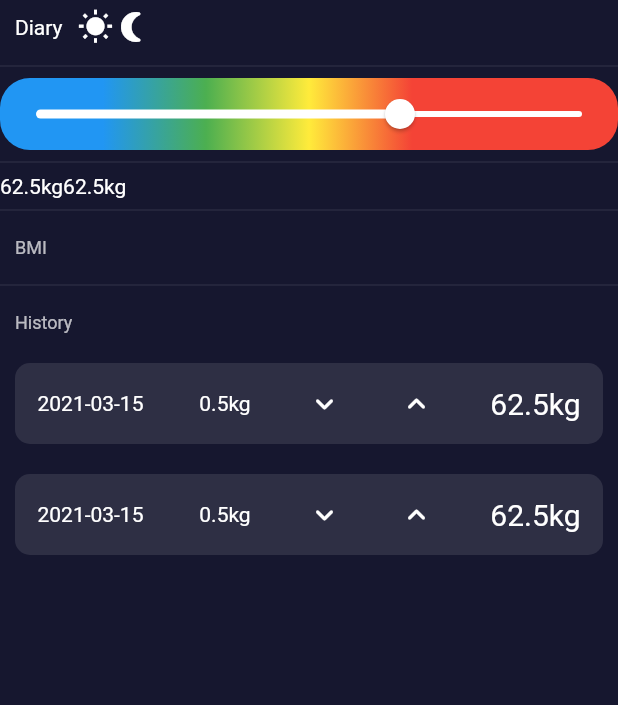
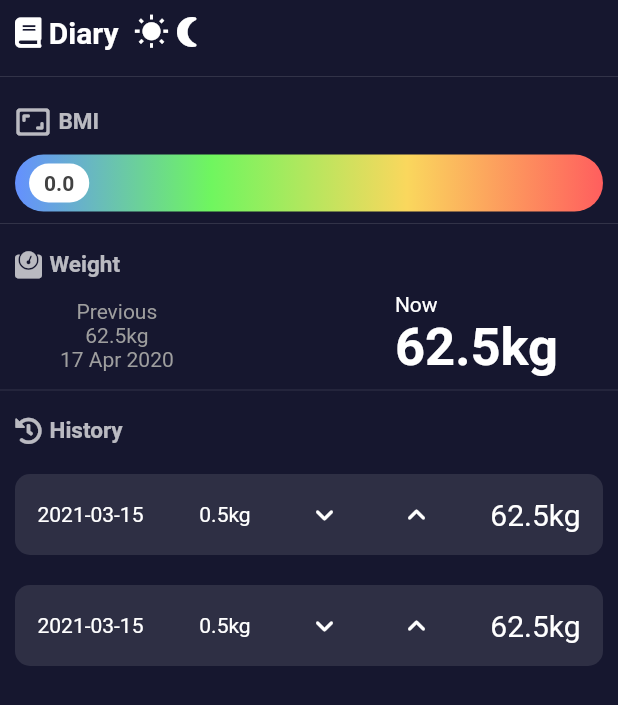
Before and after one commit to biryang/weight-diary, a Flutter app: the MainScreen widget shown alone on an empty page, opened directly, on a phone screen of 412 x 824 dp. Shown: the top 705 px of the screen. Run offline on Flutter 3.47's test engine with Material 2 defaults, Android fonts, the phone set to English and light mode, and no system bars; our stand-ins replace fl_chart, font_awesome_flutter.

Commit message:
main 화면 배치

```diff
--- /dev/null
+++ b/lib/components/bmi_slider.dart
@@ -0,0 +1,83 @@
+import 'package:flutter/material.dart';
+
+class BmiSlider extends StatelessWidget {
+  double value = 0;
+  int left = 1;
+  int right = 100;
+
+  @override
+  Widget build(BuildContext context) {
+    return Padding(
+      padding: EdgeInsets.only(left: 10, right: 10),
+      child: Container(
+        decoration: BoxDecoration(
+          borderRadius: BorderRadius.circular(50),
+          gradient: LinearGradient(
+            colors: [
+              Color(0xff6490ff),
+              Color(0xff6ff65f),
+              Color(0xfffad75d),
+              Color(0xffff5e5e),
+            ],
+          ),
+        ),
+        child: Padding(
+          padding: EdgeInsets.all(6),
+          child: Row(
+            children: [
+              Expanded(
+                flex: left,
+                child: SizedBox(),
+              ),
+              Container(
+                padding: EdgeInsets.only(
+                  top: 5,
+                  bottom: 5,
+                  left: 10,
+                  right: 10,
+                ),
+                decoration: BoxDecoration(
+                  borderRadius: BorderRadius.circular(50),
+                  color: Colors.white,
+                ),
+                child: Text(
+                  '$value',
+                  style: TextStyle(
+                      color: Colors.grey[800], fontWeight: FontWeight.w700),
+                ),
+              ),
+              Expanded(
+                flex: right,
+                child: SizedBox(),
+              ),
+            ],
+          ),
+        ),
+      ),
+    );
+  }
+}
+
+// SliderTheme(
+// data: SliderTheme.of(context).copyWith(
+// activeTrackColor: Colors.white.withOpacity(1),
+// thumbColor: Colors.black,
+// inactiveTrackColor: Colors.white.withOpacity(.4),
+// trackHeight: 4.0,
+// overlayColor: Colors.white.withOpacity(.4),
+// valueIndicatorColor: Colors.white,
+// activeTickMarkColor: Colors.white,
+// inactiveTickMarkColor: Colors.red.withOpacity(.7),
+// thumbShape: CustomSliderThumbRect(
+// max: 10,
+// min: 0,
+// thumbHeight: 50,
+// thumbRadius: 10,
+// ),
+// ),
+// child: Slider(
+// value: 5,
+// max: 10,
+// onChanged: (value) {},
+// ),
+// )
--- /dev/null
+++ b/lib/components/custom_floating.dart
@@ -0,0 +1,21 @@
+import 'package:flutter/material.dart';
+
+class CustomFloating extends StatelessWidget {
+  @override
+  Widget build(BuildContext context) {
+    return TextButton.icon(
+      icon: Icon(
+        Icons.add,
+        size: 20,
+      ),
+      label: Text('New Diary'),
+      style: TextButton.styleFrom(
+          primary: Colors.black,
+          backgroundColor: Color(0xff1afdd4),
+          textStyle: TextStyle(
+            fontWeight: FontWeight.bold,
+          )),
+      onPressed: () {},
+    );
+  }
+}
--- a/lib/main.dart
+++ b/lib/main.dart
@@ -1,4 +1,6 @@
 import 'package:flutter/material.dart';
+import 'package:weight_diary/components/custom_floating.dart';
+import 'package:weight_diary/screens/add_screen.dart';
 import 'package:weight_diary/screens/main_screen.dart';
 
 void main() {
@@ -12,7 +14,11 @@ class MyApp extends StatelessWidget {
       theme: ThemeData.dark(),
       home: SafeArea(
         child: Material(
-          child: MainScreen(),
+          child: Scaffold(
+            body: AddScreen(),
+            floatingActionButton: CustomFloating(),
+            floatingActionButtonLocation: FloatingActionButtonLocation.centerFloat,
+          ),
         ),
       ),
     );
--- a/lib/screens/main_screen.dart
+++ b/lib/screens/main_screen.dart
@@ -1,5 +1,8 @@
+import 'package:flutter/cupertino.dart';
 import 'package:flutter/material.dart';
+import 'package:weight_diary/components/bmi_slider.dart';
 import 'package:weight_diary/components/history_card.dart';
+import 'package:font_awesome_flutter/font_awesome_flutter.dart';
 
 class MainScreen extends StatelessWidget {
   double _value = 40.0;
@@ -15,65 +18,140 @@ class MainScreen extends StatelessWidget {
             children: [
               Padding(
                 padding: EdgeInsets.all(10),
-                child: Text('Diary'),
+                child: Row(
+                  children: [
+                    FaIcon(
+                      FontAwesomeIcons.book,
+                      size: 20,
+                    ),
+                    SizedBox(
+                      width: 5,
+                    ),
+                    Text(
+                      'Diary',
+                      style: TextStyle(
+                          fontSize: 20,
+                          fontWeight: FontWeight.bold),
+                    ),
+                  ],
+                ),
               ),
               Icon(Icons.wb_sunny),
               Icon(Icons.nightlight_round),
             ],
           ),
           Divider(),
-          Container(
-            decoration: BoxDecoration(
-                borderRadius: BorderRadius.circular(20),
-                gradient: LinearGradient(colors: [
-                  Colors.blue,
-                  Colors.blue,
-                  Colors.green,
-                  Colors.yellow,
-                  Colors.red,
-                  Colors.red,
-                  Colors.red
-                ])),
-            child: Slider(
-              inactiveColor: Colors.white,
-              activeColor: Colors.white,
-              value: 20,
-              min: 0,
-              max: 30,
-              onChanged: (value) {},
+          Padding(
+            padding: EdgeInsets.all(10),
+            child: Row(
+              children: [
+                Icon(
+                  Icons.aspect_ratio_rounded,
+                  color: Colors.white70,
                 ),
+                SizedBox(
+                  width: 5,
                 ),
-          Divider(),
-          Row(
-            children: [
-              Container(
-                child: Text('62.5kg'),
-              ),
-              Container(
-                child: Text('62.5kg'),
+                Text(
+                  'BMI',
+                  style: TextStyle(
+                      color: Colors.white70,
+                      fontSize: 15,
+                      fontWeight: FontWeight.bold),
                 ),
               ],
             ),
+          ),
+          BmiSlider(),
           Divider(),
           Padding(
             padding: EdgeInsets.all(10),
-            child: Text(
-              'BMI',
+            child: Row(
+              children: [
+                FaIcon(
+                  FontAwesomeIcons.weight,
+                  color: Colors.white70,
+                  size: 18,
+                ),
+                SizedBox(
+                  width: 5,
+                ),
+                Text(
+                  'Weight',
                   style: TextStyle(
                       color: Colors.white70,
-                fontSize: 12,
+                      fontSize: 15,
+                      fontWeight: FontWeight.bold),
                 ),
+              ],
+            ),
+          ),
+          Padding(
+            padding: EdgeInsets.symmetric(horizontal: 40),
+            child: Row(
+              mainAxisAlignment: MainAxisAlignment.spaceBetween,
+              children: [
+                Container(
+                  child: Column(
+                    children: [
+                      Text(
+                        'Previous',
+                        style: TextStyle(
+                          color: Colors.grey,
+                        ),
+                      ),
+                      Text(
+                        '62.5kg',
+                        style: TextStyle(
+                          color: Colors.grey,
+                        ),
+                      ),
+                      Text(
+                        '17 Apr 2020',
+                        style: TextStyle(
+                          color: Colors.grey,
+                        ),
+                      ),
+                    ],
+                  ),
+                ),
+                Column(
+                  crossAxisAlignment: CrossAxisAlignment.start,
+                  children: [
+                    Text('Now'),
+                    Text(
+                      '62.5kg',
+                      style: TextStyle(
+                        fontSize: 35,
+                        fontWeight: FontWeight.bold,
+                      ),
+                    ),
+                  ],
+                ),
+              ],
             ),
           ),
           Divider(),
           Padding(
             padding: EdgeInsets.all(10),
-            child: Text(
+            child: Row(
+              children: [
+                FaIcon(
+                  FontAwesomeIcons.history,
+                  color: Colors.white70,
+                  size: 18,
+                ),
+                SizedBox(
+                  width: 5,
+                ),
+                Text(
                   'History',
                   style: TextStyle(
                       color: Colors.white70,
-                fontSize: 12,
+                      fontSize: 15,
+                      fontWeight: FontWeight.bold),
                 ),
+              ],
             ),
           ),
           HistoryCard(),
--- a/pubspec.yaml
+++ b/pubspec.yaml
@@ -29,6 +29,8 @@ dependencies:
   # Use with the CupertinoIcons class for iOS style icons.
   cupertino_icons: ^1.0.2
   fl_chart:
+  font_awesome_flutter: ^8.12.0
+  syncfusion_flutter_datepicker: ^18.4.48-beta
 
 dev_dependencies:
   flutter_test:
```
Also changed, not shown: pubspec.lock. Lines whose indentation alone changed are shown as unchanged.
